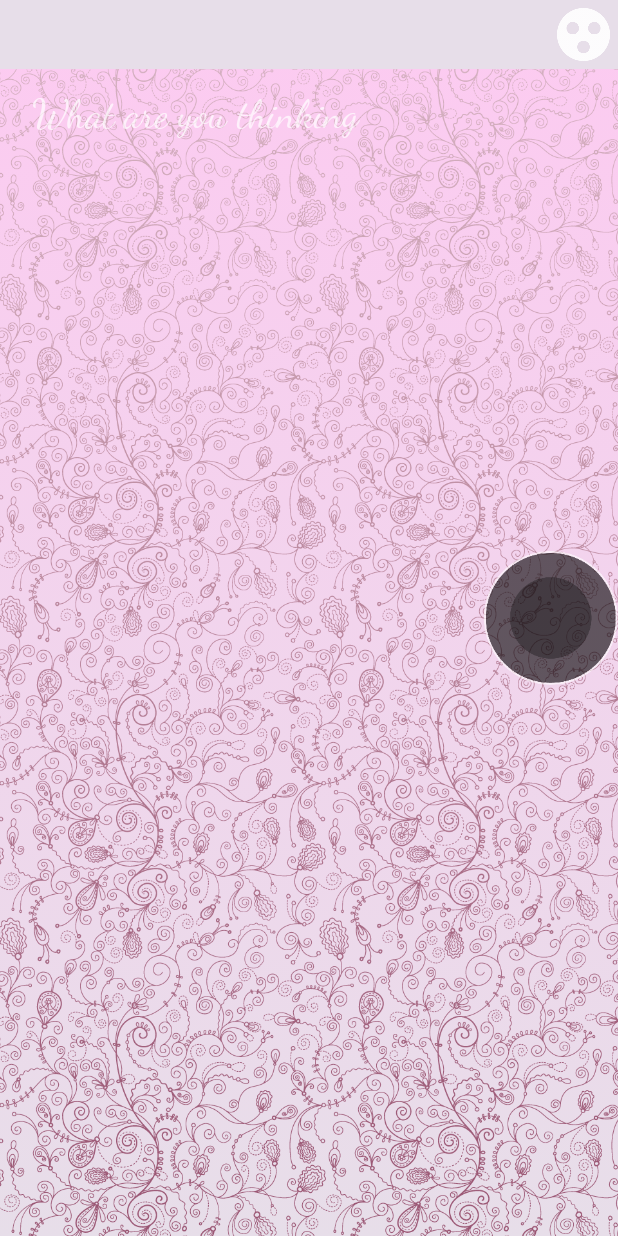
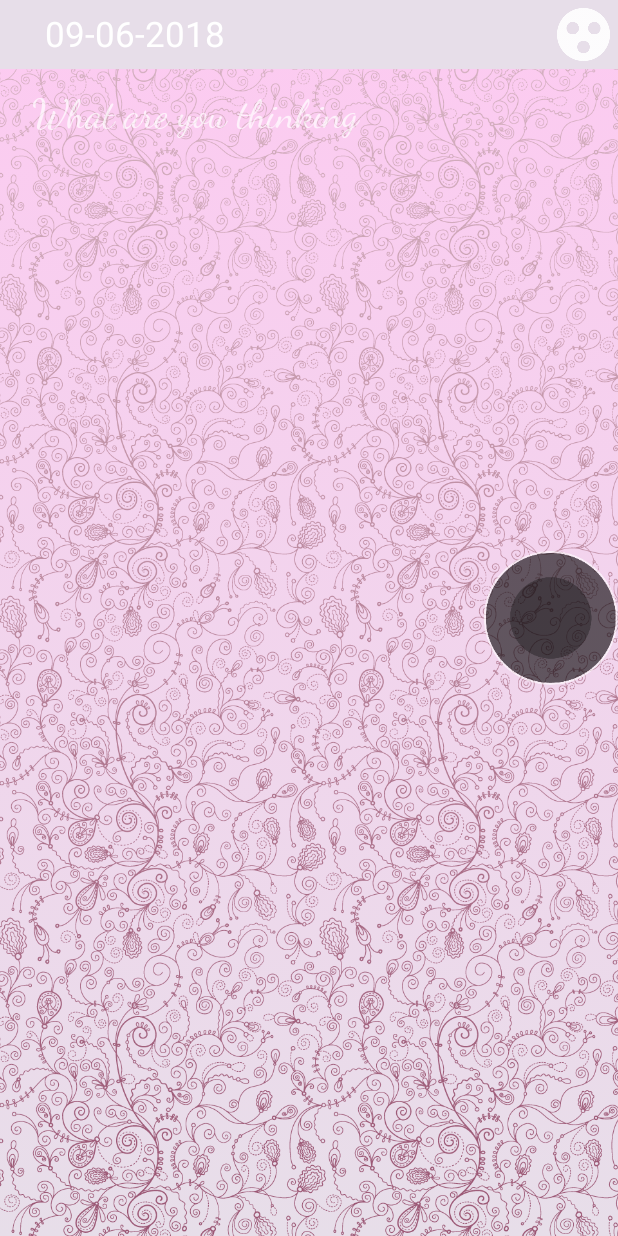
Before and after one commit to Chu-Gau/BETEZDiary, an Android app: the screen it shows after launch (DiaryPageActivity), on a phone screen of 412 x 824 dp. Run offline under Robolectric (Android 15) with nearby library versions, the light colour scheme and no system bars; 1 statement that could not run was skipped.

Commit message:
fix main diary page bug - not commit

```diff
--- a/app/src/main/java/com/betezteam/DiaryModel/DiaryPage.java
+++ b/app/src/main/java/com/betezteam/DiaryModel/DiaryPage.java
@@ -6,8 +6,10 @@ import com.betezteam.util.BetezDiaryDb;
 
 import org.threeten.bp.LocalDate;
 import org.threeten.bp.format.DateTimeFormatter;
+import org.threeten.bp.format.FormatStyle;
 
 import java.text.SimpleDateFormat;
+import java.util.Locale;
 
 public class DiaryPage {
 
@@ -33,8 +35,7 @@ public class DiaryPage {
     }
 
     public String getDateDisplayed() {
-//        DateTimeFormatter formatter = DateTimeFormatter.ofPattern("dd-MM-yyyy");
-        DateTimeFormatter formatter = DateTimeFormatter.ofPattern("V");
+        DateTimeFormatter formatter = DateTimeFormatter.ofPattern("dd-MM-yyyy");
         return this.date.format(formatter);
     }
 
--- a/app/src/main/java/com/betezteam/betezdiary/DiaryPageActivity.java
+++ b/app/src/main/java/com/betezteam/betezdiary/DiaryPageActivity.java
@@ -5,6 +5,8 @@ import android.content.Intent;
 import android.graphics.Typeface;
 import android.support.v7.app.AppCompatActivity;
 import android.os.Bundle;
+import android.text.Editable;
+import android.text.TextWatcher;
 import android.view.MotionEvent;
 import android.view.View;
 import android.widget.ScrollView;
@@ -43,7 +45,8 @@ public class DiaryPageActivity extends AppCompatActivity {
 
         CGButton cgButton = new CGButton(this);
 
-        assignDateChanger();
+        assignEvents();
+
     }
 
     public void overView(View view) {
@@ -92,22 +95,15 @@ public class DiaryPageActivity extends AppCompatActivity {
         }
     }
 
-    @Override
-    protected void onPause() {
-        super.onPause();
-        mainDiaryPage.setContent(mainContent.getText().toString());
-        mainDiaryPage.submit(this);
-    }
-
-
     @SuppressLint("ClickableViewAccessibility")
-    private void assignDateChanger() {
+    private void assignDateSwipe() {
         ScrollView viewport = findViewById(R.id.diary_page_view);
         viewport.setOnTouchListener(new View.OnTouchListener() {
             static final int MIN_DISTANCE = 150;
             private int x1, x2;
             @Override
             public boolean onTouch(View view, MotionEvent event) {
+                mainDiaryPage.submit(DiaryPageActivity.this);
                 switch(event.getAction())
                 {
                     case MotionEvent.ACTION_DOWN:
@@ -140,6 +136,7 @@ public class DiaryPageActivity extends AppCompatActivity {
                             // consider as something else - a screen tap for example
                         }
 
+
                         break;
                 }
                 return true;
@@ -147,6 +144,29 @@ public class DiaryPageActivity extends AppCompatActivity {
         });
     }
 
+    private void assignDiarySync() {
+        mainContent.addTextChangedListener(new TextWatcher() {
+            @Override
+            public void beforeTextChanged(CharSequence charSequence, int i, int i1, int i2) {
+
+            }
+
+            @Override
+            public void onTextChanged(CharSequence charSequence, int i, int i1, int i2) {
+
+            }
+
+            @Override
+            public void afterTextChanged(Editable editable) {
+                mainDiaryPage.setContent(mainContent.getText().toString());
+            }
+        });
+    }
+
+    private void assignEvents() {
+        assignDateSwipe();
+        assignDiarySync();
+    }
 
 
 }
--- a/app/src/main/res/layout/top30_list_item_layout.xml
+++ b/app/src/main/res/layout/top30_list_item_layout.xml
@@ -9,6 +9,7 @@
             android:layout_width="match_parent"
             android:layout_height="match_parent"
             android:background="@drawable/rounded_square_accent"
+            android:text="@string/lorem100"
             android:textColor="@color/colorText"
             android:textSize="23sp"
             android:paddingTop="30dp"
@@ -23,6 +24,7 @@
             android:background="@drawable/rounded_square_light"
             android:textColor="@color/colorText"
             android:textSize="23sp"
+            android:text="ksjdhkasjdhkajshdk"
             />
 
 </RelativeLayout>
```
